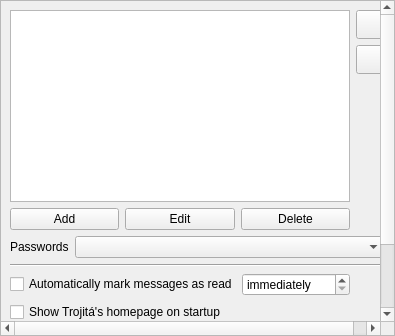
Above: src/Gui/SettingsGeneralPage.ui from jktjkt/trojita before the change. Below: the same form after it.
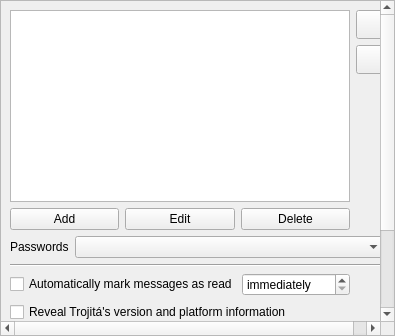
That is the form after the change.

Commit message: Control reporting of Trojitá's version information

What changed in the file:
```diff
--- a/src/Gui/SettingsGeneralPage.ui
+++ b/src/Gui/SettingsGeneralPage.ui
@@ -215,6 +215,16 @@
       </item>
      </layout>
     </item>
+    <item row="6" column="0">
+     <widget class="QCheckBox" name="revealTrojitaVersions">
+      <property name="toolTip">
+       <string>&lt;html&gt;&lt;head/&gt;&lt;body&gt;&lt;p&gt;Selecting this option will include version information about Trojitá and the underlying platform, including the Qt version and operating system details. Please consider leaving this option enabled so that developers are able to troubleshoot bugreports when something goes wrong.&lt;/p&gt;&lt;p&gt;The data are communicated via the IMAP's &lt;code&gt;ID&lt;/code&gt; command and through the &lt;code&gt;User-Agent&lt;/code&gt; header in outgoing e-mails, among other things.&lt;/p&gt;&lt;p&gt;Please note that even if you disable this option, the servers which Trojitá talks to and the people who read your e-mails will still be able to find out that you are using (some version of) Trojitá.&lt;/p&gt;&lt;/body&gt;&lt;/html&gt;</string>
+      </property>
+      <property name="text">
+       <string>Reveal Trojitá's version and platform information</string>
+      </property>
+     </widget>
+    </item>
    </layout>
   </widget>
  </widget>
```
The commit also changes 12 other files.
